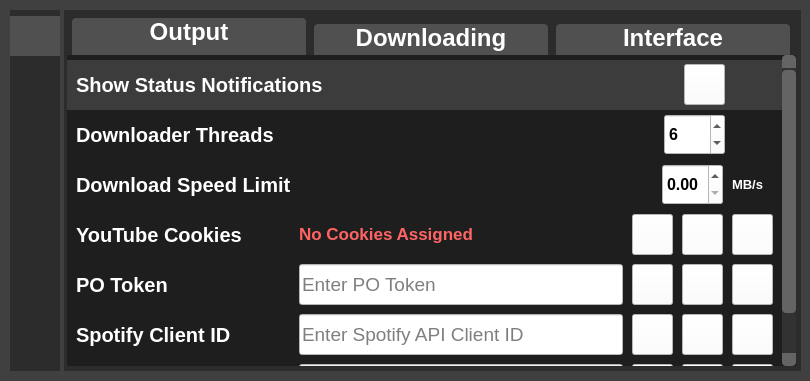
Above: Spotify Downloader/SpotifyDownloader.ui from WilliamSchack/Spotify-Downloader before the change. Below: the same form after it.
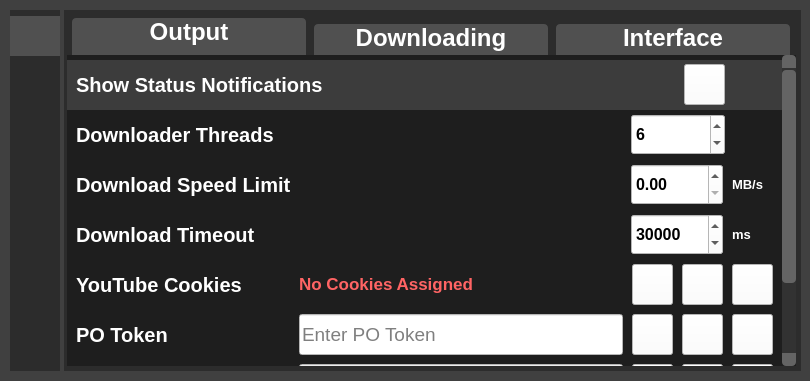
That is the form after the change. The open tabs and pages were chosen to show the change. Icons and pictures are not drawn. Custom widgets are drawn as their Qt base class.

Commit message: Added download timeout setting to ui, expanded number inputs

```diff
--- a/Spotify Downloader/SpotifyDownloader.ui
+++ b/Spotify Downloader/SpotifyDownloader.ui
@@ -2101,7 +2101,7 @@
           <x>0</x>
           <y>0</y>
           <width>715</width>
-          <height>373</height>
+          <height>425</height>
          </rect>
         </property>
         <property name="styleSheet">
@@ -2212,7 +2212,7 @@
              </property>
              <property name="maximumSize">
               <size>
-               <width>61</width>
+               <width>94</width>
                <height>41</height>
               </size>
              </property>
@@ -2288,7 +2288,7 @@
              </property>
              <property name="maximumSize">
               <size>
-               <width>61</width>
+               <width>92</width>
                <height>41</height>
               </size>
              </property>
@@ -2355,6 +2355,115 @@
            </item>
           </layout>
          </item>
+         <item>
+          <layout class="QHBoxLayout" name="DownloadTimeoutSettingLayout">
+           <item>
+            <widget class="QLabel" name="DownloadTimeoutSettingLabel">
+             <property name="font">
+              <font>
+               <family>Segoe UI</family>
+               <pointsize>15</pointsize>
+               <bold>true</bold>
+              </font>
+             </property>
+             <property name="styleSheet">
+              <string notr="true">color: rgb(255, 255, 255);
+background-color: rgba(0, 0, 0, 0);</string>
+             </property>
+             <property name="text">
+              <string>Download Timeout</string>
+             </property>
+             <property name="alignment">
+              <set>Qt::AlignmentFlag::AlignLeading|Qt::AlignmentFlag::AlignLeft|Qt::AlignmentFlag::AlignVCenter</set>
+             </property>
+            </widget>
+           </item>
+           <item>
+            <widget class="QDoubleSpinBox" name="DownloadTimeoutSettingInput">
+             <property name="enabled">
+              <bool>true</bool>
+             </property>
+             <property name="minimumSize">
+              <size>
+               <width>0</width>
+               <height>41</height>
+              </size>
+             </property>
+             <property name="maximumSize">
+              <size>
+               <width>92</width>
+               <height>41</height>
+              </size>
+             </property>
+             <property name="font">
+              <font>
+               <family>Segoe UI</family>
+               <pointsize>12</pointsize>
+               <bold>true</bold>
+              </font>
+             </property>
+             <property name="cursor">
+              <cursorShape>ArrowCursor</cursorShape>
+             </property>
+             <property name="mouseTracking">
+              <bool>true</bool>
+             </property>
+             <property name="focusPolicy">
+              <enum>Qt::FocusPolicy::StrongFocus</enum>
+             </property>
+             <property name="toolTip">
+              <string>0 Is Uncapped</string>
+             </property>
+             <property name="styleSheet">
+              <string notr="true">background-color: rgb(255, 255, 255);
+selection-background-color: rgb(0, 120, 215);</string>
+             </property>
+             <property name="decimals">
+              <number>0</number>
+             </property>
+             <property name="maximum">
+              <double>100000000.000000000000000</double>
+             </property>
+             <property name="value">
+              <double>30000.000000000000000</double>
+             </property>
+            </widget>
+           </item>
+           <item>
+            <widget class="QLabel" name="DownloadTimeoutSettingLabel_ms">
+             <property name="minimumSize">
+              <size>
+               <width>0</width>
+               <height>41</height>
+              </size>
+             </property>
+             <property name="maximumSize">
+              <size>
+               <width>41</width>
+               <height>41</height>
+              </size>
+             </property>
+             <property name="font">
+              <font>
+               <family>Segoe UI</family>
+               <pointsize>10</pointsize>
+               <bold>true</bold>
+              </font>
+             </property>
+             <property name="styleSheet">
+              <string notr="true">background-color: rgba(0, 0, 0, 0);
+color: rgb(255, 255, 255);</string>
+             </property>
+             <property name="text">
+              <string>ms</string>
+             </property>
+             <property name="alignment">
+              <set>Qt::AlignmentFlag::AlignLeading|Qt::AlignmentFlag::AlignLeft|Qt::AlignmentFlag::AlignVCenter</set>
+             </property>
+            </widget>
+           </item>
+          </layout>
+         </item>
          <item>
           <layout class="QHBoxLayout" name="YoutubeCookiesSettingLayout">
            <item>
```
Left out of the diff: 6 changed lines with no effect on the pictures.
